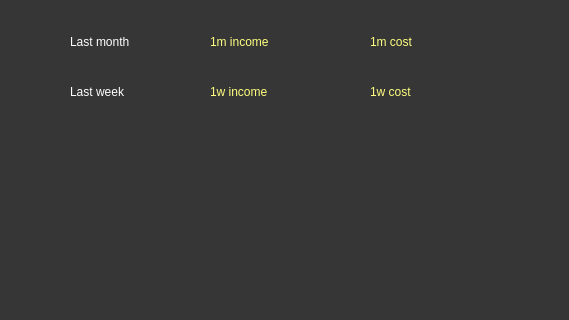
The window that ui/main.ui (AnVu-0312/unihack2022) describes before a commit, drawn with Qt 5; both pictures show x 0 to 569 and y 98 to 418 of the 569 by 667 pixel window.
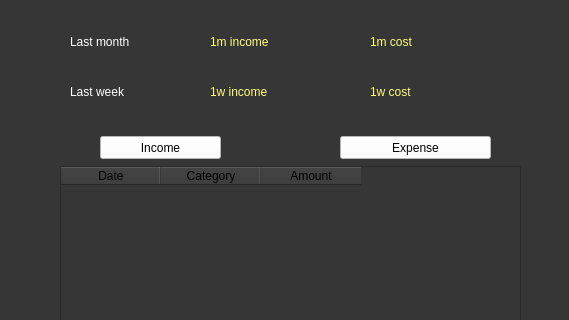
The same window after the commit.

```diff
--- a/ui/main.ui
+++ b/ui/main.ui
@@ -153,6 +153,75 @@
      <string>1w cost</string>
     </property>
    </widget>
+   <widget class="QTableWidget" name="tableWidgetInformation">
+    <property name="geometry">
+     <rect>
+      <x>60</x>
+      <y>240</y>
+      <width>461</width>
+      <height>192</height>
+     </rect>
+    </property>
+    <column>
+     <property name="text">
+      <string>Date</string>
+     </property>
+     <property name="textAlignment">
+      <set>AlignCenter</set>
+     </property>
+    </column>
+    <column>
+     <property name="text">
+      <string>Category</string>
+     </property>
+     <property name="textAlignment">
+      <set>AlignCenter</set>
+     </property>
+    </column>
+    <column>
+     <property name="text">
+      <string>Amount</string>
+     </property>
+     <property name="textAlignment">
+      <set>AlignCenter</set>
+     </property>
+    </column>
+   </widget>
+   <widget class="QPushButton" name="buttonIncome">
+    <property name="geometry">
+     <rect>
+      <x>100</x>
+      <y>210</y>
+      <width>121</width>
+      <height>23</height>
+     </rect>
+    </property>
+    <property name="styleSheet">
+     <string notr="true">background-color: white</string>
+    </property>
+    <property name="text">
+     <string>Income</string>
+    </property>
+   </widget>
+   <widget class="QPushButton" name="buttonExpense">
+    <property name="geometry">
+     <rect>
+      <x>340</x>
+      <y>210</y>
+      <width>151</width>
+      <height>23</height>
+     </rect>
+    </property>
+    <property name="autoFillBackground">
+     <bool>false</bool>
+    </property>
+    <property name="styleSheet">
+     <string notr="true">background-color: rgb(255, 255, 255)</string>
+    </property>
+    <property name="text">
+     <string>Expense</string>
+    </property>
+   </widget>
   </widget>
   <widget class="QStatusBar" name="statusbar"/>
   <widget class="QMenuBar" name="menuBar">
```
